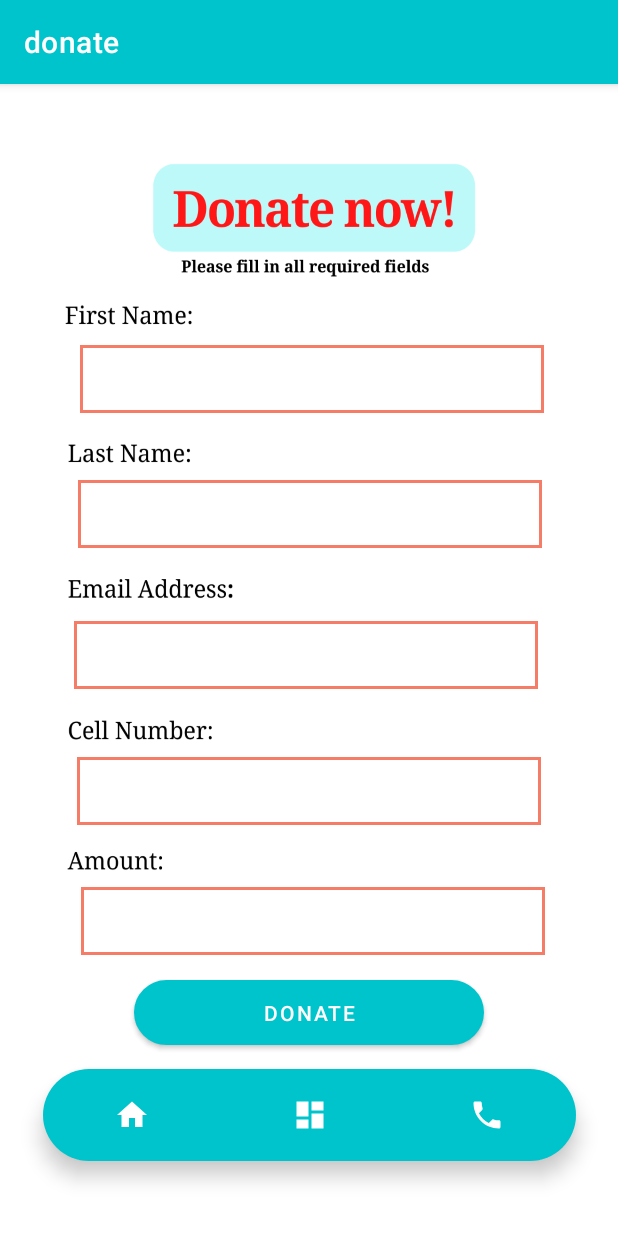
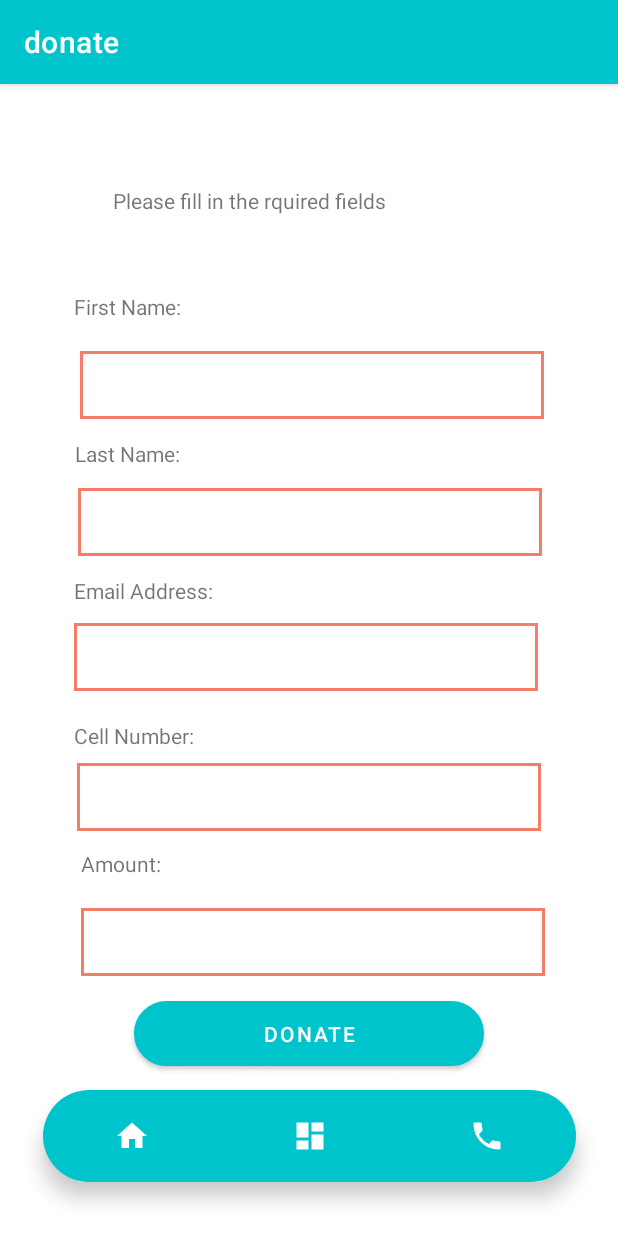
Before and after one commit to Digitely/Mobile_App, an Android app: the Donate screen opened directly, with no data from a screen before it, on a phone screen of 412 x 824 dp. Run offline under Robolectric (Android 15) with nearby library versions, the phone set to English and light mode, and no system bars.

Commit message:
home design

```diff
--- a/app/src/main/res/layout/activity_donate.xml
+++ b/app/src/main/res/layout/activity_donate.xml
@@ -4,7 +4,7 @@
     xmlns:tools="http://schemas.android.com/tools"
     android:layout_width="match_parent"
     android:layout_height="match_parent"
-    android:background="@drawable/donate"
+
     tools:context=".Donate">
 
 
@@ -19,7 +19,7 @@
     app:layout_constraintLeft_toLeftOf="parent"
     app:layout_constraintRight_toRightOf="parent"
     app:layout_constraintTop_toTopOf="parent"
-        app:layout_constraintVertical_bias="0.929"
+    app:layout_constraintVertical_bias="0.949"
     app:menu="@menu/bottom_nav_menu" />
 
   <EditText
@@ -61,10 +61,10 @@
     android:inputType="textEmailAddress"
     app:layout_constraintBottom_toTopOf="@+id/nav_view"
     app:layout_constraintEnd_toEndOf="parent"
-        app:layout_constraintHorizontal_bias="0.481"
+    app:layout_constraintHorizontal_bias="0.48"
     app:layout_constraintStart_toStartOf="parent"
     app:layout_constraintTop_toBottomOf="@+id/lastName"
-        app:layout_constraintVertical_bias="0.162"
+    app:layout_constraintVertical_bias="0.144"
     tools:ignore="SpeakableTextPresentCheck,TouchTargetSizeCheck" />
 
   <EditText
@@ -110,5 +110,77 @@
         app:layout_constraintTop_toBottomOf="@+id/amount"
         tools:ignore="TouchTargetSizeCheck" />
 
+  <TextView
+    android:id="@+id/textView13"
+    android:layout_width="wrap_content"
+    android:layout_height="wrap_content"
+    android:text="First Name:"
+    app:layout_constraintBottom_toBottomOf="parent"
+    app:layout_constraintEnd_toEndOf="parent"
+    app:layout_constraintHorizontal_bias="0.144"
+    app:layout_constraintStart_toStartOf="parent"
+    app:layout_constraintTop_toTopOf="parent"
+    app:layout_constraintVertical_bias="0.185" />
+
+  <TextView
+    android:id="@+id/textView15"
+    android:layout_width="wrap_content"
+    android:layout_height="wrap_content"
+    android:text="Last Name:"
+    app:layout_constraintBottom_toBottomOf="parent"
+    app:layout_constraintEnd_toEndOf="parent"
+    app:layout_constraintHorizontal_bias="0.147"
+    app:layout_constraintStart_toStartOf="parent"
+    app:layout_constraintTop_toTopOf="parent"
+    app:layout_constraintVertical_bias="0.316" />
+
+  <TextView
+    android:id="@+id/textView14"
+    android:layout_width="wrap_content"
+    android:layout_height="wrap_content"
+    android:text="Email Address:"
+    app:layout_constraintBottom_toBottomOf="parent"
+    app:layout_constraintEnd_toEndOf="parent"
+    app:layout_constraintHorizontal_bias="0.154"
+    app:layout_constraintStart_toStartOf="parent"
+    app:layout_constraintTop_toTopOf="parent"
+    app:layout_constraintVertical_bias="0.438" />
+
+  <TextView
+    android:id="@+id/textView16"
+    android:layout_width="wrap_content"
+    android:layout_height="wrap_content"
+    android:text="Cell Number:"
+    app:layout_constraintBottom_toBottomOf="parent"
+    app:layout_constraintEnd_toEndOf="parent"
+    app:layout_constraintHorizontal_bias="0.148"
+    app:layout_constraintStart_toStartOf="parent"
+    app:layout_constraintTop_toTopOf="parent"
+    app:layout_constraintVertical_bias="0.567" />
+
+  <TextView
+    android:id="@+id/textView17"
+    android:layout_width="wrap_content"
+    android:layout_height="wrap_content"
+    android:text="Amount:"
+    app:layout_constraintBottom_toBottomOf="parent"
+    app:layout_constraintEnd_toEndOf="parent"
+    app:layout_constraintHorizontal_bias="0.15"
+    app:layout_constraintStart_toStartOf="parent"
+    app:layout_constraintTop_toTopOf="parent"
+    app:layout_constraintVertical_bias="0.681" />
+
+  <TextView
+    android:id="@+id/textView25"
+    android:layout_width="234dp"
+    android:layout_height="23dp"
+    android:text="Please fill in the rquired fields"
+    app:layout_constraintBottom_toBottomOf="parent"
+    app:layout_constraintEnd_toEndOf="parent"
+    app:layout_constraintHorizontal_bias="0.423"
+    app:layout_constraintStart_toStartOf="parent"
+    app:layout_constraintTop_toTopOf="parent"
+    app:layout_constraintVertical_bias="0.091" />
+
 
 </androidx.constraintlayout.widget.ConstraintLayout>
--- a/app/src/main/res/layout/activity_events.xml
+++ b/app/src/main/res/layout/activity_events.xml
@@ -5,7 +5,7 @@
     android:id="@+id/container"
     android:layout_width="match_parent"
     android:layout_height="match_parent"
-    android:background="@drawable/events"
+
     android:paddingTop="?attr/actionBarSize"
     tools:context=".Events">
 
@@ -24,4 +24,5 @@
         app:menu="@menu/bottom_nav_menu" />
 
 
+
 </androidx.constraintlayout.widget.ConstraintLayout>
--- a/app/src/main/res/layout/activity_home.xml
+++ b/app/src/main/res/layout/activity_home.xml
@@ -5,7 +5,8 @@
     android:id="@+id/container"
     android:layout_width="match_parent"
     android:layout_height="match_parent"
-    android:background="@drawable/home"
+    android:background="@drawable/background"
+
     android:paddingTop="?attr/actionBarSize">
 
     <com.google.android.material.bottomnavigation.BottomNavigationView
@@ -49,4 +50,16 @@
         app:layout_constraintVertical_bias="0.289"
         tools:ignore="TouchTargetSizeCheck" />
 
+  <ImageView
+    android:id="@+id/imageView11"
+    android:layout_width="266dp"
+    android:layout_height="366dp"
+    app:layout_constraintBottom_toBottomOf="parent"
+    app:layout_constraintEnd_toEndOf="parent"
+    app:layout_constraintHorizontal_bias="0.493"
+    app:layout_constraintStart_toStartOf="parent"
+    app:layout_constraintTop_toTopOf="parent"
+    app:layout_constraintVertical_bias="0.0"
+    app:srcCompat="@drawable/home" />
+
 </androidx.constraintlayout.widget.ConstraintLayout>
--- a/app/src/main/res/layout/activity_regindiv.xml
+++ b/app/src/main/res/layout/activity_regindiv.xml
@@ -4,21 +4,21 @@
   xmlns:tools="http://schemas.android.com/tools"
   android:layout_width="match_parent"
   android:layout_height="match_parent"
-  tools:context=".regindiv">
+  >
 
   <TextView
     android:id="@+id/textView17"
     android:layout_width="wrap_content"
     android:layout_height="wrap_content"
     android:text="Click on your preferred account"
+    android:textColor="@color/black"
     android:textSize="15dp"
-    android:textColor="@color/black"
     app:layout_constraintBottom_toBottomOf="parent"
     app:layout_constraintEnd_toEndOf="parent"
-    app:layout_constraintHorizontal_bias="0.312"
+    app:layout_constraintHorizontal_bias="0.214"
     app:layout_constraintStart_toStartOf="parent"
     app:layout_constraintTop_toTopOf="parent"
-    app:layout_constraintVertical_bias="0.153"
+    app:layout_constraintVertical_bias="0.15"
     tools:ignore="TextSizeCheck" />
 
   <TextView
```
Also changed, not shown: app/src/main/res/drawable/background.jpeg (added), app/src/main/res/drawable/home.jpeg (added), app/src/main/res/drawable/home.png (deleted), app/src/main/res/drawable/homebackg.png (added), app/src/main/res/drawable/homep.png (added). Lines whose indentation alone changed are shown as unchanged.
